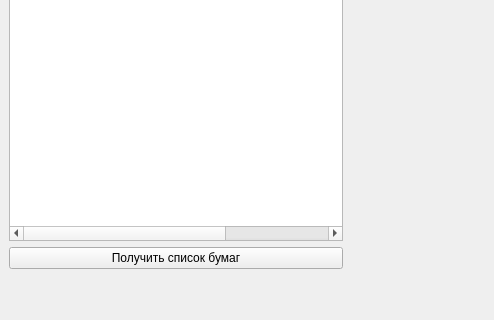
The window that SmartTerminal/mainwindow.ui (Nclabe/SmartTerminal) describes before a commit, drawn with Qt 5; both pictures show x 0 to 494 and y 393 to 713 of the 858 by 713 pixel window.
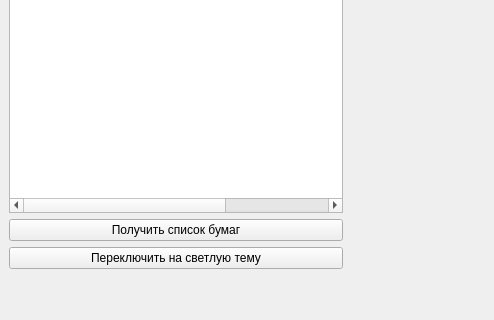
The same window after the commit. Custom widgets are drawn as their Qt base class.

Commit message: Добавил стиль и две темы(доделать применение темы для бегущей строки)

The edit to the form file:
```diff
--- a/SmartTerminal/mainwindow.ui
+++ b/SmartTerminal/mainwindow.ui
@@ -71,6 +71,13 @@
           </property>
          </widget>
         </item>
+        <item>
+         <widget class="QPushButton" name="themeToggleButton">
+          <property name="text">
+           <string>Переключить на светлую тему</string>
+          </property>
+         </widget>
+        </item>
        </layout>
       </item>
       <item>
```
The commit also changes 2 other files.
